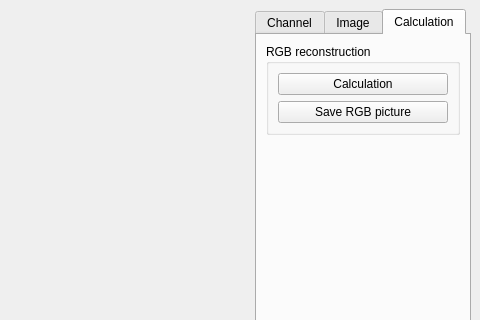
Before: the Qt Designer form app/ui/MaracujaMS.ui in xalpha/maracuja, drawn with Qt 5; both pictures show x 350 to 830 and y 0 to 320 of the 830 by 617 pixel window.
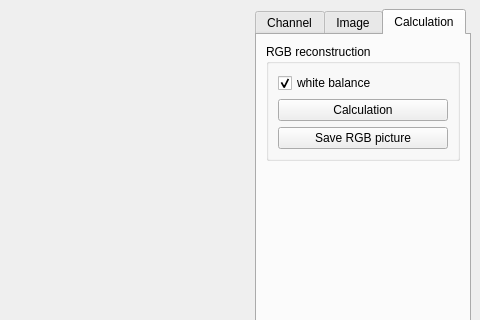
After: the same form once the commit is applied. Icons and pictures are not drawn. Custom widgets are drawn as their Qt base class.

Commit message: added selectable white-balance

Diff of the .ui file:
```diff
--- a/app/ui/MaracujaMS.ui
+++ b/app/ui/MaracujaMS.ui
@@ -279,6 +279,16 @@
            <string>RGB reconstruction</string>
           </property>
           <layout class="QVBoxLayout" name="verticalLayout_7">
+           <item>
+            <widget class="QCheckBox" name="whitebalance">
+             <property name="text">
+              <string>white balance</string>
+             </property>
+             <property name="checked">
+              <bool>true</bool>
+             </property>
+            </widget>
+           </item>
            <item>
             <widget class="QPushButton" name="calculation_button">
              <property name="text">
```
The commit also changes 3 other files.
